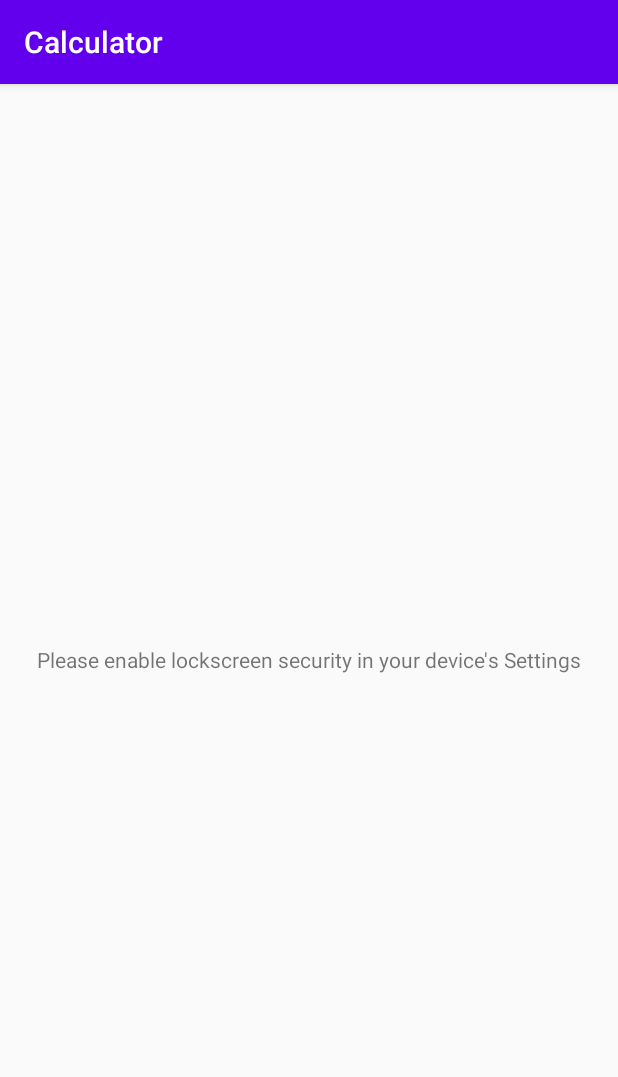
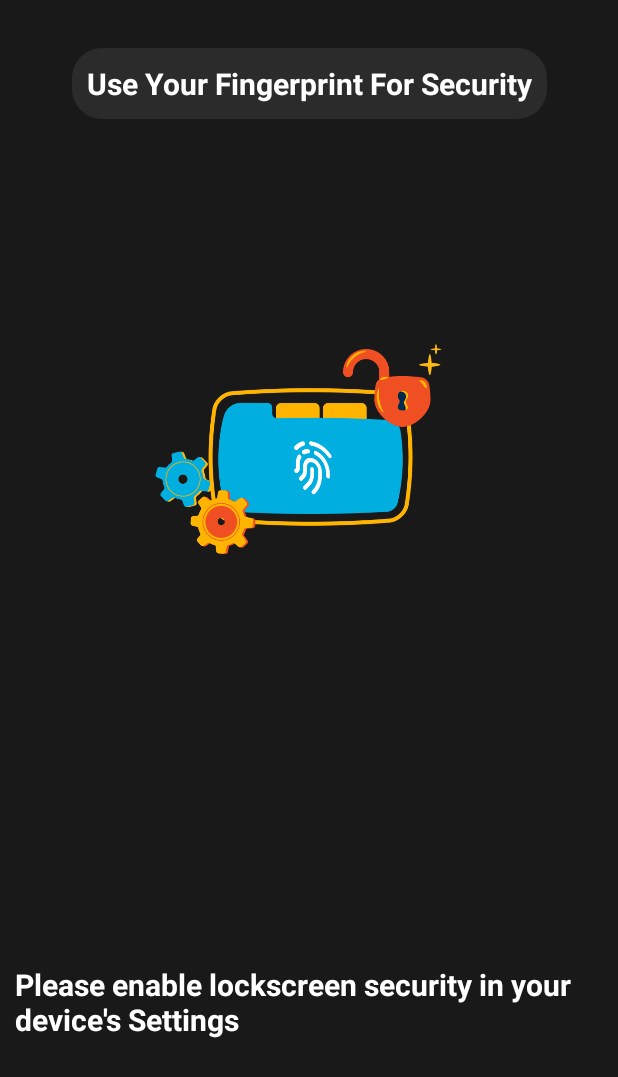
Before and after one commit to manikmmalhotra/Calculator_HiddenVault, an Android app: the fingerprintActivity screen opened directly, with no data from a screen before it, on a phone screen of 412 x 824 dp. Shown: the top 1077 px of the screen. Run offline under Robolectric (Android 15) with nearby library versions, the phone set to English and light mode, and no system bars.

Commit message:
fingerprint imported

```diff
--- a/app/src/main/AndroidManifest.xml
+++ b/app/src/main/AndroidManifest.xml
@@ -10,7 +10,7 @@
         android:roundIcon="@mipmap/ic_launcher_round"
         android:supportsRtl="true"
         android:theme="@style/AppTheme">
-        <activity android:name=".MainActivity2">
+        <activity android:name=".fingerprintActivity">
 
         </activity>
         <activity android:name=".imageActivity" />
--- a/app/src/main/java/com/jerry/calculator/CalculatorActivity.kt
+++ b/app/src/main/java/com/jerry/calculator/CalculatorActivity.kt
@@ -3,10 +3,8 @@ package com.jerry.calculator
 import android.content.Intent
 import androidx.appcompat.app.AppCompatActivity
 import android.os.Bundle
-import android.util.Log
 import android.view.View
 import android.widget.Button
-import androidx.core.content.ContextCompat
 import kotlinx.android.synthetic.main.activity_calculator.*
 
 class CalculatorActivity : AppCompatActivity() {
@@ -15,7 +13,7 @@ class CalculatorActivity : AppCompatActivity() {
         setContentView(R.layout.activity_calculator)
 
         bu0.setOnClickListener {
-            val intent = Intent(this,MainActivity2::class.java)
+            val intent = Intent(this,fingerprintActivity::class.java)
             startActivity(intent)
         }
 
--- a/app/src/main/java/com/jerry/calculator/LoginFragment.kt
+++ /dev/null
@@ -1,17 +0,0 @@
-package com.jerry.calculator
-
-import android.os.Bundle
-import androidx.fragment.app.Fragment
-import android.view.LayoutInflater
-import android.view.View
-import android.view.ViewGroup
-
-class LoginFragment : Fragment() {
-    override fun onCreateView(
-        inflater: LayoutInflater, container: ViewGroup?,
-        savedInstanceState: Bundle?
-    ): View? {
-        // Inflate the layout for this fragment
-        return inflater.inflate(R.layout.fragment_login, container, false)
-    }
-}
--- a/app/src/main/java/com/jerry/calculator/MainActivity2.kt
+++ b/app/src/main/java/com/jerry/calculator/fingerprintActivity.kt
@@ -23,7 +23,7 @@ import javax.crypto.KeyGenerator
 import javax.crypto.NoSuchPaddingException
 import javax.crypto.SecretKey
 
-class MainActivity2 : AppCompatActivity() {
+class fingerprintActivity : AppCompatActivity() {
     private var cipher: Cipher? = null
     private var keyStore: KeyStore? = null
     private var keyGenerator: KeyGenerator? = null
@@ -33,7 +33,7 @@ class MainActivity2 : AppCompatActivity() {
     private var keyguardManager: KeyguardManager? = null
     override fun onCreate(savedInstanceState: Bundle?) {
         super.onCreate(savedInstanceState)
-        setContentView(R.layout.activity_main2)
+        setContentView(R.layout.activity_fingerprint)
 
         // If you’ve set your app’s minSdkVersion to anything lower than 23, then you’ll need to verify that the device is running Marshmallow
         // or higher before executing any fingerprint-related code
--- /dev/null
+++ b/app/src/main/res/drawable/rounder.xml
@@ -0,0 +1,7 @@
+<?xml version="1.0" encoding="utf-8"?>
+<shape xmlns:android="http://schemas.android.com/apk/res/android"
+    android:shape="rectangle">
+    <corners android:radius="20dp"/>
+    <solid android:color="#70424242"/>
+
+</shape>
--- /dev/null
+++ b/app/src/main/res/layout/activity_fingerprint.xml
@@ -0,0 +1,51 @@
+<?xml version="1.0" encoding="utf-8"?>
+<androidx.constraintlayout.widget.ConstraintLayout xmlns:android="http://schemas.android.com/apk/res/android"
+    xmlns:app="http://schemas.android.com/apk/res-auto"
+    xmlns:tools="http://schemas.android.com/tools"
+    android:id="@+id/activity_main"
+    android:layout_width="match_parent"
+    android:background="#191919"
+    android:layout_height="match_parent"
+    tools:context=".fingerprintActivity">
+
+    <ImageView
+        android:id="@+id/imageView"
+        android:layout_width="match_parent"
+        android:layout_height="400dp"
+        android:layout_centerHorizontal="true"
+        android:layout_marginTop="32dp"
+        android:src="@drawable/fngerpint"
+        app:layout_constraintEnd_toEndOf="parent"
+        app:layout_constraintHorizontal_bias="0.0"
+        app:layout_constraintStart_toStartOf="parent"
+        app:layout_constraintTop_toBottomOf="@+id/title" />
+
+    <TextView
+        android:id="@+id/title"
+        android:layout_width="wrap_content"
+        android:layout_height="wrap_content"
+        android:background="@drawable/rounder"
+        android:padding="10dp"
+        android:layout_marginTop="32dp"
+        android:text="Use Your Fingerprint For Security"
+        android:textSize="20sp"
+        android:textColor="#fff"
+        android:textStyle="bold"
+        app:layout_constraintEnd_toEndOf="parent"
+        app:layout_constraintStart_toStartOf="parent"
+        app:layout_constraintTop_toTopOf="parent" />
+
+    <TextView
+        android:id="@+id/textview"
+        android:layout_width="wrap_content"
+        android:layout_height="wrap_content"
+        android:padding="10dp"
+        android:textColor="#fff"
+        android:textSize="20sp"
+        android:textStyle="bold"
+        app:layout_constraintBottom_toBottomOf="parent"
+        app:layout_constraintEnd_toEndOf="parent"
+        app:layout_constraintStart_toStartOf="parent"
+        app:layout_constraintTop_toBottomOf="@+id/imageView" />
+
+</androidx.constraintlayout.widget.ConstraintLayout>
--- a/app/src/main/res/layout/activity_main2.xml
+++ /dev/null
@@ -1,37 +0,0 @@
-<?xml version="1.0" encoding="utf-8"?>
-<RelativeLayout xmlns:android="http://schemas.android.com/apk/res/android"
-    xmlns:app="http://schemas.android.com/apk/res-auto"
-    xmlns:tools="http://schemas.android.com/tools"
-    android:id="@+id/activity_main"
-    android:layout_width="match_parent"
-    android:layout_height="match_parent"
-    tools:context=".MainActivity2">
-
-    <TextView
-        android:layout_width="wrap_content"
-        android:layout_height="wrap_content"
-        android:textAppearance="@style/TextAppearance.AppCompat.Large"
-        android:layout_centerHorizontal="true"/>
-
-    <TextView
-        android:layout_width="wrap_content"
-        android:layout_height="wrap_content"
-        android:layout_centerInParent="true"
-        android:id="@+id/textview"/>
-
-    <ImageView
-        android:layout_width="wrap_content"
-        android:layout_height="wrap_content"
-        android:id="@+id/imageView"
-        android:layout_below="@+id/textview"
-        android:layout_centerHorizontal="true"
-        android:layout_marginTop="36dp" />
-
-    <TextView
-        android:layout_width="wrap_content"
-        android:layout_height="wrap_content"
-        android:id="@+id/textView2"
-        android:layout_below="@+id/imageView"
-        android:layout_alignParentStart="true"
-        android:layout_marginTop="27dp" />
-</RelativeLayout>
--- a/app/src/main/res/layout/fragment_login.xml
+++ /dev/null
@@ -1,14 +0,0 @@
-<?xml version="1.0" encoding="utf-8"?>
-<FrameLayout xmlns:android="http://schemas.android.com/apk/res/android"
-    xmlns:tools="http://schemas.android.com/tools"
-    android:layout_width="match_parent"
-    android:layout_height="match_parent"
-    tools:context=".LoginFragment">
-
-    <!-- TODO: Update blank fragment layout -->
-    <TextView
-        android:layout_width="match_parent"
-        android:layout_height="match_parent"
-        android:text="@string/hello_blank_fragment" />
-
-</FrameLayout>
--- a/app/src/main/res/values/styles.xml
+++ b/app/src/main/res/values/styles.xml
@@ -1,10 +1,10 @@
 <resources>
     <!-- Base application theme. -->
-    <style name="AppTheme" parent="Theme.AppCompat.Light.DarkActionBar">
+    <style name="AppTheme" parent="Theme.AppCompat.Light.NoActionBar">
         <!-- Customize your theme here. -->
-        <item name="colorPrimary">@color/colorPrimary</item>
-        <item name="colorPrimaryDark">@color/colorPrimaryDark</item>
-        <item name="colorAccent">@color/colorAccent</item>
+        <item name="colorPrimary">#000000</item>
+        <item name="colorPrimaryDark">#000000</item>
+        <item name="colorAccent">#000000</item>
     </style>
 
 </resources>
```
Also changed, not shown: app/src/main/res/drawable-v24/fngerpint.png (added).
